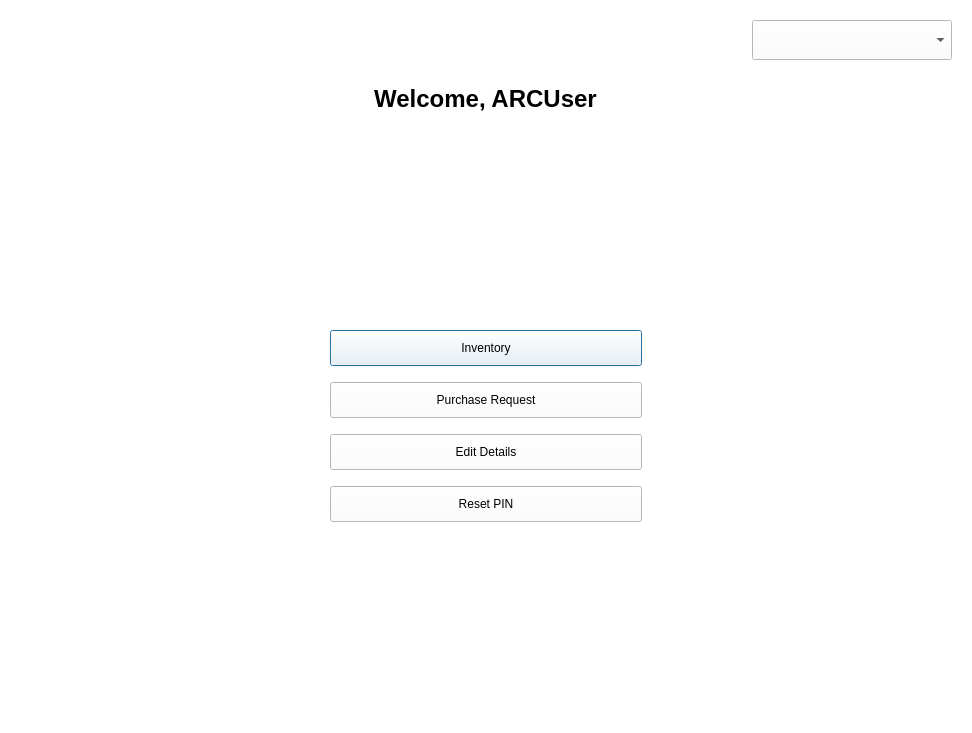
First picture: the form in userprofile.ui, repository arc-bphc/sims-gui, before the edit.
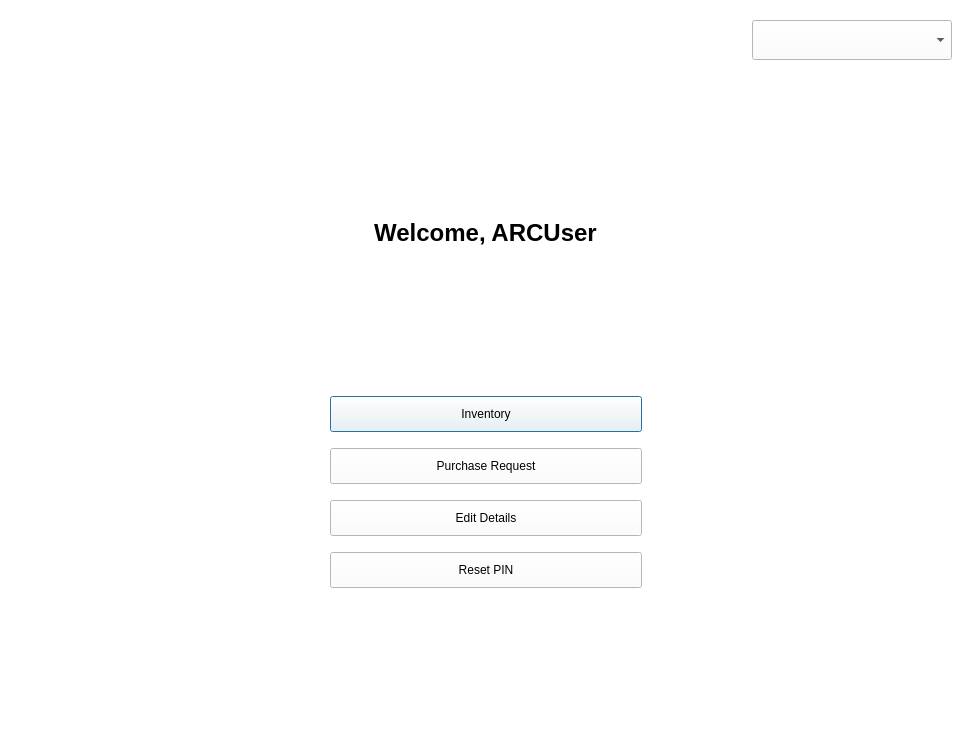
Second picture: the form after the edit. Icons and pictures are not drawn.

```diff
--- a/userprofile.ui
+++ b/userprofile.ui
@@ -24,21 +24,21 @@
      <property name="verticalSpacing">
       <number>16</number>
      </property>
-     <item row="3" column="1">
+     <item row="4" column="1">
       <widget class="QPushButton" name="inventoryButton">
        <property name="text">
         <string>Inventory</string>
        </property>
       </widget>
      </item>
-     <item row="5" column="1">
+     <item row="6" column="1">
       <widget class="QPushButton" name="editDetailsButton">
        <property name="text">
         <string>Edit Details</string>
        </property>
       </widget>
      </item>
-     <item row="6" column="1">
+     <item row="7" column="1">
       <widget class="QPushButton" name="resetPinButton">
        <property name="text">
         <string>Reset PIN</string>
@@ -117,7 +117,7 @@
        </property>
       </widget>
      </item>
-     <item row="1" column="1" alignment="Qt::AlignHCenter">
+     <item row="2" column="1" alignment="Qt::AlignHCenter">
       <widget class="QLabel" name="label">
        <property name="sizePolicy">
         <sizepolicy hsizetype="Preferred" vsizetype="Fixed">
@@ -130,7 +130,7 @@
        </property>
       </widget>
      </item>
-     <item row="4" column="1">
+     <item row="5" column="1">
       <widget class="QPushButton" name="requestButton">
        <property name="text">
         <string>Purchase Request</string>
@@ -141,7 +141,7 @@
        </property>
       </widget>
      </item>
-     <item row="7" column="1">
+     <item row="8" column="1">
       <spacer name="verticalSpacer">
        <property name="orientation">
         <enum>Qt::Vertical</enum>
@@ -187,7 +187,7 @@
        </property>
       </widget>
      </item>
-     <item row="2" column="1">
+     <item row="3" column="1">
       <spacer name="verticalSpacer_3">
        <property name="orientation">
         <enum>Qt::Vertical</enum>
@@ -200,6 +200,19 @@
        </property>
       </spacer>
      </item>
+     <item row="1" column="1">
+      <spacer name="verticalSpacer_2">
+       <property name="orientation">
+        <enum>Qt::Vertical</enum>
+       </property>
+       <property name="sizeHint" stdset="0">
+        <size>
+         <width>20</width>
+         <height>40</height>
+        </size>
+       </property>
+      </spacer>
+     </item>
     </layout>
    </item>
   </layout>
```
